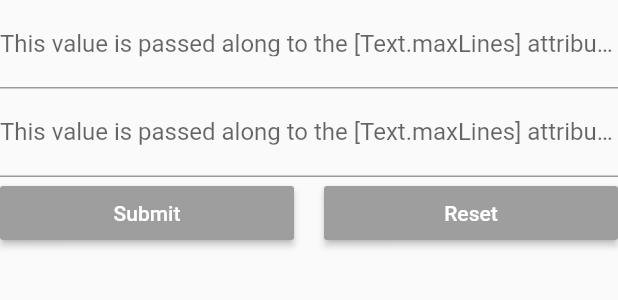
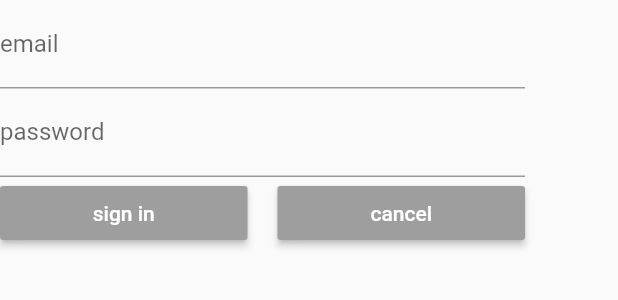
Before and after one commit to sorceryapp/sorcery_client, a Flutter app: the SignInForm widget shown alone on an empty page, opened directly, on a phone screen of 412 x 824 dp. Shown: the top 300 px of the screen. Run offline on Flutter 3.47's test engine with Material 2 defaults, Android fonts, the phone set to English and light mode, and no system bars; drawn by our look-alikes of flutter_form_builder; our stand-ins replace dio, flutter_riverpod, flutter_secure_storage, form_builder_validators, go_router, hive_flutter and 1 more; accounts and stored records are empty.

Commit message:
create new sign_form

```diff
--- a/lib/src/features/authentication/presentation/sign_in_form.dart
+++ b/lib/src/features/authentication/presentation/sign_in_form.dart
@@ -1,40 +1,48 @@
 import 'package:flutter/material.dart';
 import 'package:flutter_form_builder/flutter_form_builder.dart';
+import 'package:flutter_riverpod/flutter_riverpod.dart';
 import 'package:form_builder_validators/form_builder_validators.dart';
+import 'package:go_router/go_router.dart';
+import 'package:sorcery_desktop_v3/localization/l10n.dart';
+import 'package:sorcery_desktop_v3/src/features/authentication/presentation/auth_controller.dart';
 
-class SignInForm extends StatefulWidget {
-  SignInForm({Key? key}) : super(key: key);
+class SignInForm extends ConsumerStatefulWidget {
+  const SignInForm({Key? key}) : super(key: key);
 
   @override
-  State<SignInForm> createState() => _SignInFormState();
+  ConsumerState<SignInForm> createState() => _SignInFormState();
 }
 
-class _SignInFormState extends State<SignInForm> {
+class _SignInFormState extends ConsumerState<SignInForm> {
   final _formKey = GlobalKey<FormBuilderState>();
 
   @override
   Widget build(BuildContext context) {
     return Column(
+      children: <Widget>[
+        FormBuilder(
+          key: _formKey,
+          autovalidateMode: AutovalidateMode.disabled,
+          child: SizedBox(
+            width: 350,
+            child: Column(
               children: [
                 FormBuilderTextField(
-          name: 'Email',
-          decoration: const InputDecoration(
+                  name: 'email',
+                  decoration: InputDecoration(
                     labelText:
-                'This value is passed along to the [Text.maxLines] attribute of the [Text] widget used to display the hint text.',
+                        SorceryLocalizations.current.accountFieldEmailAddress,
                   ),
-          // onChanged: _onChanged,
-          // valueTransformer: (text) => num.tryParse(text),
                   validator: FormBuilderValidators.required(),
                   keyboardType: TextInputType.number,
                 ),
                 FormBuilderTextField(
-          name: 'Password',
-          decoration: const InputDecoration(
+                  name: 'password',
+                  decoration: InputDecoration(
                     labelText:
-                'This value is passed along to the [Text.maxLines] attribute of the [Text] widget used to display the hint text.',
+                        SorceryLocalizations.current.accountFieldPassword,
                   ),
-          // onChanged: _onChanged,
-          // valueTransformer: (text) => num.tryParse(text),
+                  obscureText: true,
                   validator: FormBuilderValidators.required(),
                   keyboardType: TextInputType.number,
                 ),
@@ -43,17 +51,13 @@ class _SignInFormState extends State<SignInForm> {
                     Expanded(
                       child: MaterialButton(
                         color: Theme.of(context).colorScheme.secondary,
-                child: const Text(
-                  "Submit",
-                  style: TextStyle(color: Colors.white),
+                        child: Text(
+                          SorceryLocalizations.current.accountButtonSignIn,
+                          style: const TextStyle(color: Colors.white),
                         ),
                         onPressed: () {
                           _formKey.currentState!.save();
-                  if (_formKey.currentState!.validate()) {
-                    print(_formKey.currentState!.value);
-                  } else {
-                    print("validation failed");
-                  }
+                          if (_formKey.currentState!.validate()) _submit();
                         },
                       ),
                     ),
@@ -61,18 +65,40 @@ class _SignInFormState extends State<SignInForm> {
                     Expanded(
                       child: MaterialButton(
                         color: Theme.of(context).colorScheme.secondary,
-                child: const Text(
-                  "Reset",
-                  style: TextStyle(color: Colors.white),
+                        child: Text(
+                          SorceryLocalizations.current.accountButtonCancel,
+                          style: const TextStyle(color: Colors.white),
                         ),
-                onPressed: () {
-                  _formKey.currentState!.reset();
-                },
+                        onPressed: () => _cancel(),
                       ),
                     ),
                   ],
                 )
               ],
+            ),
+          ),
+        ),
+      ],
     );
   }
+
+  _submit() async {
+    if (_formKey.currentState!.validate()) {
+      final controller =
+          ref.watch(authControllerStateNotifierProvider.notifier);
+      final success = await controller.signInWithEmailAndPassword(
+        formData: _formKey.currentState!.value,
+      );
+
+      if (success) {
+        if (!mounted) return;
+        context.go('/');
       }
+    }
+  }
+
+  _cancel() {
+    if (!mounted) return;
+    context.go('/');
+  }
+}
```
Also changed, not shown: lib/src/features/authentication/presentation/sign_in_screen.dart (+2 -17 lines). Lines whose indentation alone changed are shown as unchanged.
